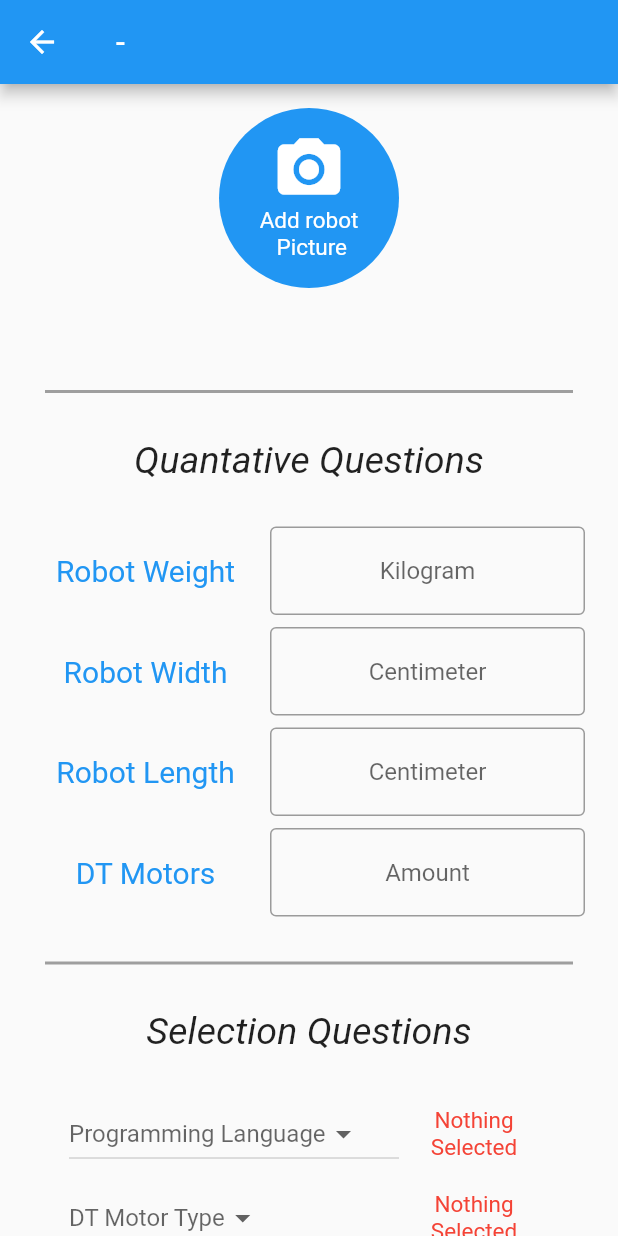
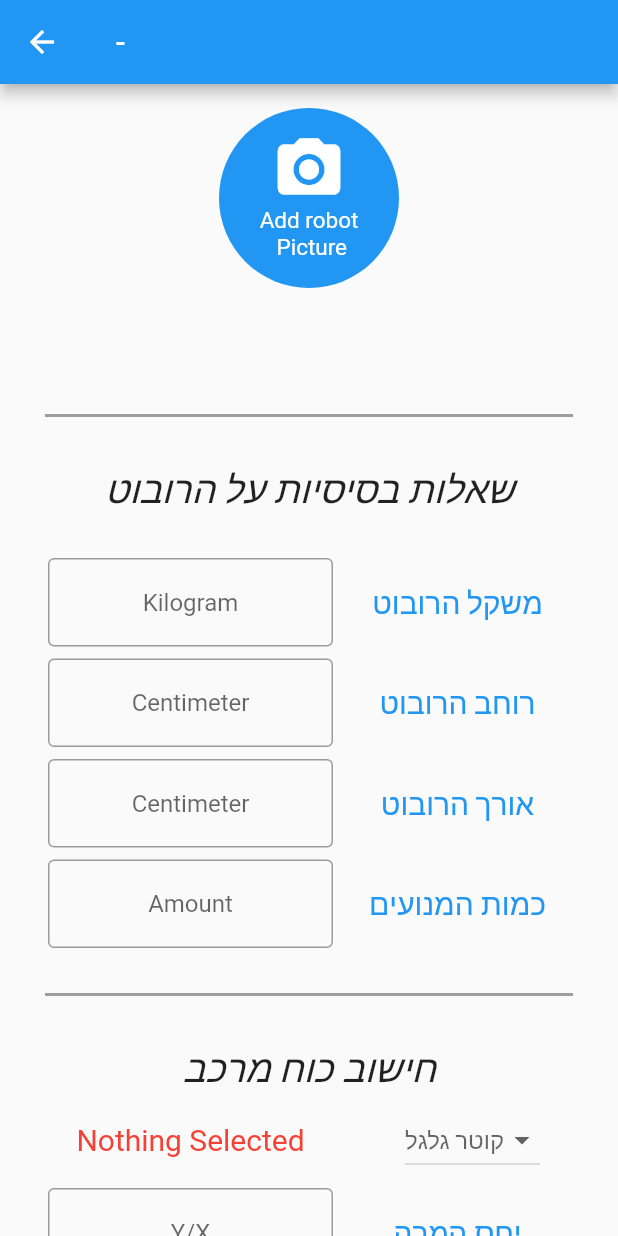
Before and after one commit to KfirLevy258/TRIGON-5990-Scouting-System-App, a Flutter app: the TeamDataPage screen opened directly with empty values, on a phone screen of 412 x 824 dp. Run offline on Flutter 3.47's test engine with Material 2 defaults, Android fonts, the phone set to English and light mode, and no system bars; our stand-ins replace cloud_firestore, firebase_auth, firebase_storage, image_picker; accounts and stored records are empty.

Commit message:
After marge

```diff
--- a/lib/MainMenu.dart
+++ b/lib/MainMenu.dart
@@ -51,15 +51,15 @@ class _MainMenuState extends State<MainMenu> {
         items: <BottomNavigationBarItem>[
           BottomNavigationBarItem(
             icon: Icon(Icons.build),
-            title: Text('Pit Scouting'),
+            title: Text('Pit'),
           ),
           BottomNavigationBarItem(
             icon: Icon(Icons.videogame_asset),
-            title: Text('Game Scouting'),
+            title: Text('Game'),
           ),
           BottomNavigationBarItem(
               icon: Icon(Icons.person),
-              title: Text('Super Scouting')
+              title: Text('Super')
           ),
           BottomNavigationBarItem(
               icon: Icon(Icons.schedule),
--- a/lib/PitTeamDataInput.dart
+++ b/lib/PitTeamDataInput.dart
@@ -30,20 +30,23 @@ class _TeamDataPageState extends State<TeamDataPage> {
   TextEditingController _robotWidthController = new TextEditingController();
   TextEditingController _robotLengthController = new TextEditingController();
   TextEditingController _dtMotorsController = new TextEditingController();
+  TextEditingController _conversionRatio = new TextEditingController();
 
   String _dtMotorType;
-  String _wheelType;
-  String _driveTrain;
-  String _programmingLanguage;
+//  String _wheelType;
+//  String _driveTrain;
+//  String _programmingLanguage;
+  String _wheelDiameter;
 
-  bool _isPanelSpeclist = false;
-  bool _hasCamera = false;
-  bool _canStart2ndLevel = false;
+//  bool _isPanelSpeclist = false;
+//  bool _hasCamera = false;
+//  bool _canStart2ndLevel = false;
 
   String _robotWeightData = "Kilogram";
   String _robotWidthData = "Centimeter";
   String _robotLengthData = "Centimeter";
   String _dtMotorsData = "Amount";
+  String _conversionRatioData = "Y/X";
 
   bool saved;
   String teamName;
@@ -59,17 +62,25 @@ class _TeamDataPageState extends State<TeamDataPage> {
       Firestore.instance.collection('tournaments').document(this.districtName).collection('teams').document(this.teamNumber).get().then((val){
         if (val.documentID.length > 0) {
           setState(() {
-            _robotWeightData = val.data['Robot Weight'].toString();
-            _robotWidthData = val.data['Robot Width'].toString();
-            _robotLengthData = val.data['Robot Length'].toString();
-            _dtMotorsData = val.data['DT Motors'].toString();
-            _dtMotorType = val.data['DT Motor type'];
-            _wheelType = val.data['Wheel Type'];
-            _driveTrain = val.data['Drive Train'];
-            _programmingLanguage = val.data['Programming Language'];
-            _isPanelSpeclist = val.data['is Panel Speclist'];
-            _hasCamera = val.data['Has Camera'];
-            _canStart2ndLevel = val.data['Can start 2nd Level'];
+//            _conversionRatioData = val.data[""]
+//            _robotWeightData = val.data['Robot Weight'].toString();
+//            _robotWidthData = val.data['Robot Width'].toString();
+//            _robotLengthData = val.data['Robot Length'].toString();
+//            _dtMotorsData = val.data['DT Motors'].toString();
+//            _dtMotorType = val.data['DT Motor type'];
+//            _wheelType = val.data['Wheel Type'];
+//            _driveTrain = val.data['Drive Train'];
+//            _programmingLanguage = val.data['Programming Language'];
+//            _isPanelSpeclist = val.data['is Panel Speclist'];
+//            _hasCamera = val.data['Has Camera'];
+//            _canStart2ndLevel = val.data['Can start 2nd Level'];
+            _dtMotorType = val.data['Pit_scouting']['Chassis Overall Strength']['DT Motor type'];
+            _wheelDiameter = val.data['Pit_scouting']['Chassis Overall Strength']['Wheel Diameter'];
+            _conversionRatioData = val.data['Pit_scouting']['Chassis Overall Strength']['Conversion Ratio'];
+            _robotLengthData = val.data['Pit_scouting']['Robot basic data']['Robot Length'].toString();
+            _robotWeightData = val.data['Pit_scouting']['Robot basic data']['Robot Weight'].toString();
+            _robotWidthData = val.data['Pit_scouting']['Robot basic data']['Robot Width'].toString();
+            _dtMotorsData = val.data['Pit_scouting']['Robot basic data']['DT Motors'].toString();
           });
         }
       });
@@ -88,19 +99,14 @@ class _TeamDataPageState extends State<TeamDataPage> {
             children: <Widget>[
               takeImage(context),
               teamNameLabel(),
+              Padding(padding: EdgeInsets.all(8.0),),
               createLineWidget(),
               Padding(padding: EdgeInsets.all(15.0),),
-            quantitativeQuestionsWidget(),
+              basicQuestionsAboutTheRobot(),
               Padding(padding: EdgeInsets.all(15.0),),
               createLineWidget(),
               Padding(padding: EdgeInsets.all(15.0),),
-            selectionQuestionsWidget(),
-            Padding(padding: EdgeInsets.all(15),),
-            createLineWidget(),
-            Padding(padding: EdgeInsets.all(15.0),),
-            booleanQuestionsWidget(),
-            Padding(padding: EdgeInsets.all(15.0),),
-            createLineWidget(),
+              chassisOverallStrength(),
               Padding(padding: EdgeInsets.all(15.0),),
               RaisedButton(
                 color: Colors.blue,
@@ -121,7 +127,6 @@ class _TeamDataPageState extends State<TeamDataPage> {
                 ),
               ),
               Padding(padding: EdgeInsets.all(8.0),),
-
             ],
           )
       ),
@@ -129,85 +134,66 @@ class _TeamDataPageState extends State<TeamDataPage> {
   }
 
   bool allSelectionIsFill(){
-    if (_programmingLanguage!=null && _dtMotorType!=null && _wheelType!=null && _driveTrain!=null){
+    if (_dtMotorType!=null && _wheelDiameter!=null){
       return true;
     }
     return false;
   }
 
-  Widget quantitativeQuestionsWidget() {
+  Widget basicQuestionsAboutTheRobot() {
     return Center(
       child: Column(
         mainAxisAlignment: MainAxisAlignment.center,
         children: <Widget>[
           Text(
-            "Quantative Questions",
+            "שאלות בסיסיות על הרובוט",
             style: TextStyle(fontSize: 25, fontStyle: FontStyle.italic),
           ),
           Padding(padding: EdgeInsets.all(15.0),),
-          numericInput("Robot Weight", _robotWeightData, _robotWeightController, 0, 10),
+          numericInput("משקל הרובוט", _robotWeightData, _robotWeightController, 80, 125, false),
           Padding(padding: EdgeInsets.all(4.0),),
-          numericInput("Robot Width", _robotWidthData, _robotWidthController, 0, 20),
+          numericInput("רוחב הרובוט", _robotWidthData, _robotWidthController, 0, 20, false),
           Padding(padding: EdgeInsets.all(4.0),),
-          numericInput("Robot Length", _robotLengthData, _robotLengthController, 0, 30),
+          numericInput("אורך הרובוט", _robotLengthData, _robotLengthController, 0, 30, false),
           Padding(padding: EdgeInsets.all(4.0),),
-          numericInput("DT Motors", _dtMotorsData, _dtMotorsController, 0, 40),
+          numericInput("כמות המנועים", _dtMotorsData, _dtMotorsController, 4, 8, false),
         ],
       ),
     );
   }
 
-  Widget selectionQuestionsWidget() {
+  Widget chassisOverallStrength() {
     return Center(
       child: Column(
         mainAxisAlignment: MainAxisAlignment.center,
         children: <Widget>[
           Text(
-            "Selection Questions",
+            "חישוב כוח מרכב",
             style: TextStyle(fontSize: 25, fontStyle: FontStyle.italic),
-          ),
-          Padding(padding: EdgeInsets.all(15.0),),
-          Row(
-            mainAxisAlignment: MainAxisAlignment.center,
-            children: <Widget>[
-              Container(
-                width: 220,
-                child: selectionInput("Programming Language", ["JAVA", "C++", "LABVIEW" , "OTHER"], (val) => setState(() => _programmingLanguage = val)),
-              ),
-              selectionInputRowBuild(_programmingLanguage)
-            ],
           ),
           Padding(padding: EdgeInsets.all(4.0),),
           Row(
             mainAxisAlignment: MainAxisAlignment.center,
             children: <Widget>[
+              selectionInputRowBuild(_wheelDiameter),
+              Padding(padding: EdgeInsets.all(4.0),),
               Container(
-                width: 220,
-                child: selectionInput("DT Motor Type", ["MINI CIMS", "CIMS", "NEOS", "OTHER"], (val) => setState(() => _dtMotorType = val)),
+                width: 150,
+                child: selectionInput("קוטר גלגל", ["3 Inch", "4 Inch", "5 Inch", "6 Inch", "7 Inch",  "8 Inch"], (val) => setState(() => _wheelDiameter = val)),
               ),
-              selectionInputRowBuild(_dtMotorType)
             ],
           ),
+          Padding(padding: EdgeInsets.all(4.0),),
+          numericInput("יחס המרה", _conversionRatioData, _conversionRatio, 1, 100000, true),
           Padding(padding: EdgeInsets.all(4.0),),
           Row(
             mainAxisAlignment: MainAxisAlignment.center,
             children: <Widget>[
+              selectionInputRowBuild(_dtMotorType),
               Container(
-                width: 220,
-                child: selectionInput("Wheel Type", ["TRACTION", "COLSON", "PNEUMATIC", "OMNI", "OTHER"], (val) => setState(() => _wheelType = val)),
+                width: 150,
+                child: selectionInput("סוג מנועים", ["מיני סימים", "סימים", "נאו", "אחר"], (val) => setState(() => _dtMotorType = val)),
               ),
-              selectionInputRowBuild(_wheelType)
-            ],
-          ),
-          Padding(padding: EdgeInsets.all(4.0),),
-          Row(
-            mainAxisAlignment: MainAxisAlignment.center,
-            children: <Widget>[
-              Container(
-                width: 220,
-                child: selectionInput("Drive Train", ["TANK", "SWERVE", "MECANUM" , "OTHER"], (val) => setState(() => _driveTrain = val)),
-              ),
-              selectionInputRowBuild(_driveTrain)
             ],
           ),
         ],
@@ -215,54 +201,154 @@ class _TeamDataPageState extends State<TeamDataPage> {
     );
   }
 
-  Widget booleanQuestionsWidget() {
-    return Center(
-      child: Column(
-        mainAxisAlignment: MainAxisAlignment.center,
-        children: <Widget>[
-          Text(
-            "Yes and No Questions",
-            style: TextStyle(fontSize: 25, fontStyle: FontStyle.italic),
-          ),
-          Padding(padding: EdgeInsets.all(15.0),),
-          booleanInput('Can start 2nd Level', _canStart2ndLevel, (val) => setState(() => _canStart2ndLevel = val)),
-          Padding(padding: EdgeInsets.all(4.0),),
-          booleanInput('is Panel Speclist', _isPanelSpeclist, (val) => setState(() => _isPanelSpeclist = val)),
-          Padding(padding: EdgeInsets.all(4.0),),
-          booleanInput('has Camera', _hasCamera, (val) => setState(() => _hasCamera = val)),
+//  Widget selectionQuestionsWidget() {
+//    return Center(
+//      child: Column(
+//        mainAxisAlignment: MainAxisAlignment.center,
+//        children: <Widget>[
+//          Text(
+//            "Selection Questions",
+//            style: TextStyle(fontSize: 25, fontStyle: FontStyle.italic),
+//          ),
+//          Padding(padding: EdgeInsets.all(15.0),),
+//          Row(
+//            mainAxisAlignment: MainAxisAlignment.center,
+//            children: <Widget>[
+//              Container(
+//                width: 220,
+//                child: selectionInput("Programming Language", ["JAVA", "C++", "LABVIEW" , "OTHER"], (val) => setState(() => _programmingLanguage = val)),
+//              ),
+//              selectionInputRowBuild(_programmingLanguage)
+//            ],
+//          ),
+//          Padding(padding: EdgeInsets.all(4.0),),
+//          Row(
+//            mainAxisAlignment: MainAxisAlignment.center,
+//            children: <Widget>[
+//              Container(
+//                width: 220,
+//                child: selectionInput("DT Motor Type", ["MINI CIMS", "CIMS", "NEOS", "OTHER"], (val) => setState(() => _dtMotorType = val)),
+//              ),
+//              selectionInputRowBuild(_dtMotorType)
+//            ],
+//          ),
+//          Padding(padding: EdgeInsets.all(4.0),),
+//          Row(
+//            mainAxisAlignment: MainAxisAlignment.center,
+//            children: <Widget>[
+//              Container(
+//                width: 220,
+//                child: selectionInput("Wheel Type", ["TRACTION", "COLSON", "PNEUMATIC", "OMNI", "OTHER"], (val) => setState(() => _wheelType = val)),
+//              ),
+//              selectionInputRowBuild(_wheelType)
+//            ],
+//          ),
+//          Padding(padding: EdgeInsets.all(4.0),),
+//          Row(
+//            mainAxisAlignment: MainAxisAlignment.center,
+//            children: <Widget>[
+//              Container(
+//                width: 220,
+//                child: selectionInput("Drive Train", ["TANK", "SWERVE", "MECANUM" , "OTHER"], (val) => setState(() => _driveTrain = val)),
+//              ),
+//              selectionInputRowBuild(_driveTrain)
+//            ],
+//          ),
+//        ],
+//      ),
+//    );
+//  }
 
-        ],
-      ),
-    );
-  }
+//  Widget booleanQuestionsWidget() {
+//    return Center(
+//      child: Column(
+//        mainAxisAlignment: MainAxisAlignment.center,
+//        children: <Widget>[
+//          Text(
+//            "Yes and No Questions",
+//            style: TextStyle(fontSize: 25, fontStyle: FontStyle.italic),
+//          ),
+//          Padding(padding: EdgeInsets.all(15.0),),
+//          booleanInput('Can start 2nd Level', _canStart2ndLevel, (val) => setState(() => _canStart2ndLevel = val)),
+//          Padding(padding: EdgeInsets.all(4.0),),
+//          booleanInput('is Panel Speclist', _isPanelSpeclist, (val) => setState(() => _isPanelSpeclist = val)),
+//          Padding(padding: EdgeInsets.all(4.0),),
+//          booleanInput('has Camera', _hasCamera, (val) => setState(() => _hasCamera = val)),
+//
+//        ],
+//      ),
+//    );
+//  }
 
   Widget selectionInputRowBuild(String selectedValue){
     return Container(
         child: selectedValue != null
             ? Container(
-          width: 100,
+          width: 210,
           child: Text(
             selectedValue,
             textAlign: TextAlign.center,
-            style: TextStyle(fontSize: 15, color: Colors.blue),
+            style: TextStyle(fontSize: 20, color: Colors.blue),
           ),
         )
             : Container(
-          width: 100,
+          width: 210,
           child: Text(
             "Nothing Selected",
             textAlign: TextAlign.center,
-            style: TextStyle(fontSize: 15, color: Colors.red),
+            style: TextStyle(fontSize: 20, color: Colors.red),
           ),
         )
     );
   }
 
-  Widget numericInput(String label, String measurementUnits, TextEditingController controller, int minVal, int maxVal) {
+  Widget numericInput(String label, String measurementUnits, TextEditingController controller, int minVal, int maxVal, bool isString) {
     return Container(
         child: Row(
           mainAxisAlignment: MainAxisAlignment.center,
           children: <Widget>[
+            Padding(padding: EdgeInsets.all(4.0),),
+            Container(
+              width: 190,
+              child: TextFormField(
+                  controller: controller,
+                  textAlign: TextAlign.center,
+                  keyboardType: isString ? TextInputType.text : TextInputType.numberWithOptions(),
+                  decoration: InputDecoration(
+                    hintText: measurementUnits,
+                    border: new OutlineInputBorder(
+                        borderSide: new BorderSide(color: Colors.teal)
+                    ),
+                  ),
+                  validator: (value) {
+                    if (!saved) {
+                      if (value.isEmpty) {
+                        return 'Please enter value';
+                      }
+                      if (!isString){
+                        if (!this.isNumeric(value)) {
+                          return 'Please enter only digits';
+                        }
+                        double numericValue = double.parse(value);
+                        if (numericValue < minVal || numericValue > maxVal) {
+                          return 'Value must be between ' + minVal.toString() + ' and ' + maxVal.toString();
+                        }
+                      }
+                    } else {
+                      if (!isString && value!=''){
+                        if (!this.isNumeric(value)) {
+                          return 'Please enter only digits';
+                        }
+                        double numericValue = double.parse(value);
+                        if (numericValue < minVal || numericValue > maxVal) {
+                          return 'Value must be between ' + minVal.toString() + ' and ' + maxVal.toString();
+                        }
+                      }
+                    }
+                    return null;
+                  }
+              ),
+            ),
             Padding(padding: EdgeInsets.all(4.0),),
             Container(
               width: 150,
@@ -273,72 +359,38 @@ class _TeamDataPageState extends State<TeamDataPage> {
               ),
             ),
             Padding(padding: EdgeInsets.all(4.0),),
-          Container(
-            width: 210,
-            child: TextFormField(
-              controller: controller,
-              textAlign: TextAlign.center,
-              keyboardType: TextInputType.numberWithOptions(),
-              decoration: InputDecoration(
-                  hintText: measurementUnits,
-                  border: new OutlineInputBorder(
-                      borderSide: new BorderSide(color: Colors.teal)
-                  ),
-              ),
-              validator: (value) {
-                if (saved){
-                  if (value.isEmpty==false) {
-                    if (!this.isNumeric(value)) {
-                      return 'Please enter only digits';
-                    }
-                    int numericValue = int.parse(value);
-                    if (numericValue < minVal || numericValue > maxVal) {
-                      return 'Value must be between ' + minVal.toString() + ' and ' + maxVal.toString();
-                    }
-                  }
-                  return null;
-                }
-                else {
-                  if (value.isEmpty) {
-                    return 'Please enter value';
-                  }
-                  if (!this.isNumeric(value)) {
-                    return 'Please enter only digits';
-                  }
-                  int numericValue = int.parse(value);
-                  if (numericValue < minVal || numericValue > maxVal) {
-                    return 'Value must be between ' + minVal.toString() + ' and ' + maxVal.toString();
-                  }
-                  return null;
-                }
-              },
-            ),
-          ),
-          Padding(padding: EdgeInsets.all(4.0),),
           ],
         )
     );
   }
 
   Widget selectionInput(String label, List<String> options, StringCallback callback) {
-
-    return DropdownButton(
+    return Row(
+      mainAxisAlignment: MainAxisAlignment.center,
+      children: <Widget>[
+        DropdownButton(
           hint: Text(
             label,
-        textAlign: TextAlign.center,
           ),
           onChanged: (newValue) {
             callback(newValue);
           },
           items: options.map((option) {
             return DropdownMenuItem(
-          child: new Text(
+              child: Row(
+                mainAxisAlignment: MainAxisAlignment.center,
+                children: <Widget>[
+                  Text(
                     option,
                     textAlign: TextAlign.center,
+                  ),
+                ],
               ),
               value: option,
             );
           }).toList(),
+        ),
+      ],
     );
   }
 
@@ -374,40 +426,31 @@ class _TeamDataPageState extends State<TeamDataPage> {
   }
 
   saveToFireBase() {
-    if (saved){
     Firestore.instance.collection("tournaments").document(districtName)
         .collection('teams').document(teamNumber.toString()).updateData({
       'pit_scouting_saved': true,
-        'Robot Weight': _robotWeightController.text=='' ? int.parse(_robotWeightData) : int.parse(_robotWeightController.text),
-        'Robot Width': _robotWidthController.text=='' ? int.parse(_robotWidthData) : int.parse(_robotWidthController.text),
-        'Robot Length': _robotLengthController.text=='' ? int.parse(_robotLengthData) : int.parse(_robotLengthController.text),
-        'DT Motors': _dtMotorsController.text=='' ? int.parse(_dtMotorsData) : int.parse(_dtMotorsController.text),
+      'Pit_scouting' :{
+        'Chassis Overall Strength': {
+          'Conversion Ratio': _conversionRatio.text=='' ? _conversionRatioData : _conversionRatio.text,
           'DT Motor type': _dtMotorType,
-        'Wheel Type': _wheelType,
-        'Drive Train': _driveTrain,
-        'Programming Language': _programmingLanguage,
-        'is Panel Speclist': _isPanelSpeclist,
-        'Has Camera': _hasCamera,
-        'Can start 2nd Level': _canStart2ndLevel
+          'Wheel Diameter': _wheelDiameter
+        },
+        'Robot basic data': {
+          'Robot Weight': _robotWeightController.text=='' ? double.parse(_robotWeightData) : double.parse(_robotWeightController.text),
+          'Robot Width': _robotWidthController.text=='' ? double.parse(_robotWidthData) : double.parse(_robotWidthController.text),
+          'Robot Length': _robotLengthController.text=='' ? double.parse(_robotLengthData) : double.parse(_robotLengthController.text),
+          'DT Motors': _dtMotorsController.text=='' ? double.parse(_dtMotorsData) : double.parse(_dtMotorsController.text),
+        }
+      },
+//             'DT Motor type': _dtMotorType,
+//          'Wheel Type': _wheelType,
+//          'Drive Train': _driveTrain,
+//          'Programming Language': _programmingLanguage,
+//          'is Panel Speclist': _isPanelSpeclist,
+//          'Has Camera': _hasCamera,
+//          'Can start 2nd Level': _canStart2ndLevel,
+
     });
-    }
-    else {
-      Firestore.instance.collection("tournaments").document(districtName)
-          .collection('teams').document(teamNumber.toString()).updateData({
-        'pit_scouting_saved': true,
-        'Robot Weight': int.parse(_robotWeightController.text),
-        'Robot Width': int.parse(_robotWidthController.text),
-        'Robot Length': int.parse(_robotLengthController.text),
-        'DT Motors': int.parse(_dtMotorsController.text),
-        'DT Motor type': _dtMotorType,
-        'Wheel Type': _wheelType,
-        'Drive Train': _driveTrain,
-        'Programming Language': _programmingLanguage,
-        'is Panel Speclist': _isPanelSpeclist,
-        'Has Camera': _hasCamera,
-        'Can start 2nd Level': _canStart2ndLevel
-      });
-    }
   }
 
   Widget createLineWidget(){
@@ -579,9 +622,4 @@ class _TeamDataPageState extends State<TeamDataPage> {
       ),
     );
   }
-
-  Future uploadPictureToFireBase(BuildContext context) async{
-
 }
-
-}
--- a/lib/ScoutingDataReview.dart
+++ b/lib/ScoutingDataReview.dart
@@ -36,6 +36,12 @@ class DataReviewState extends State<DataReview>{
                   FlatButton(
                     color: Colors.blue,
                     onPressed: () {
+                      Navigator.pop(context);
+                      Navigator.pop(context);
+                      Navigator.pop(context);
+                      Navigator.pop(context);
+                      Navigator.pop(context);
+                      Navigator.pop(context);
                       Navigator.push(
                         context,
                         MaterialPageRoute(builder: (context) => MainMenu(currentIndex: 1,)),
```
Also changed, not shown: pubspec.lock. Lines whose indentation alone changed are shown as unchanged.
